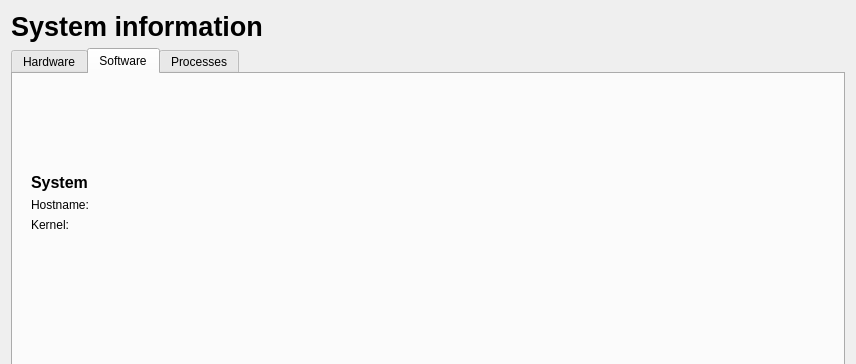
Above: archcentral/ui/designer/sysinfo.ui from szabatoro/archcentral-thesis before the change; both pictures show x 0 to 856 and y 0 to 364 of the 856 by 595 pixel window. Below: the same form after it.
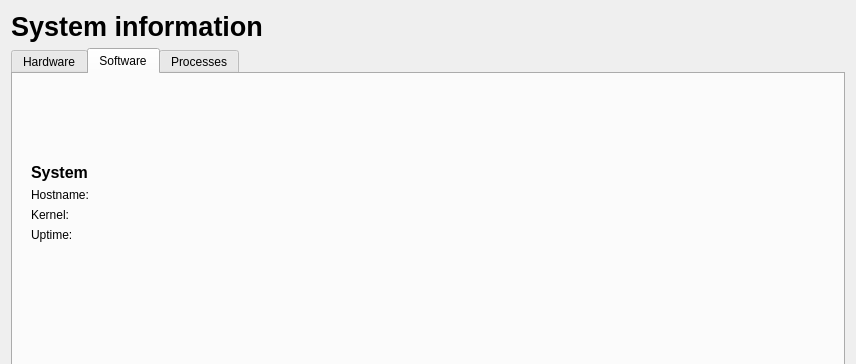
That is the form after the change. Custom widgets are drawn as their Qt base class.

```diff
--- a/archcentral/ui/designer/sysinfo.ui
+++ b/archcentral/ui/designer/sysinfo.ui
@@ -290,6 +290,13 @@
             </property>
            </widget>
           </item>
+          <item>
+           <widget class="QLabel" name="uptime">
+            <property name="text">
+             <string>Uptime: </string>
+            </property>
+           </widget>
+          </item>
           <item>
            <spacer name="verticalSpacer_8">
             <property name="orientation">
```
